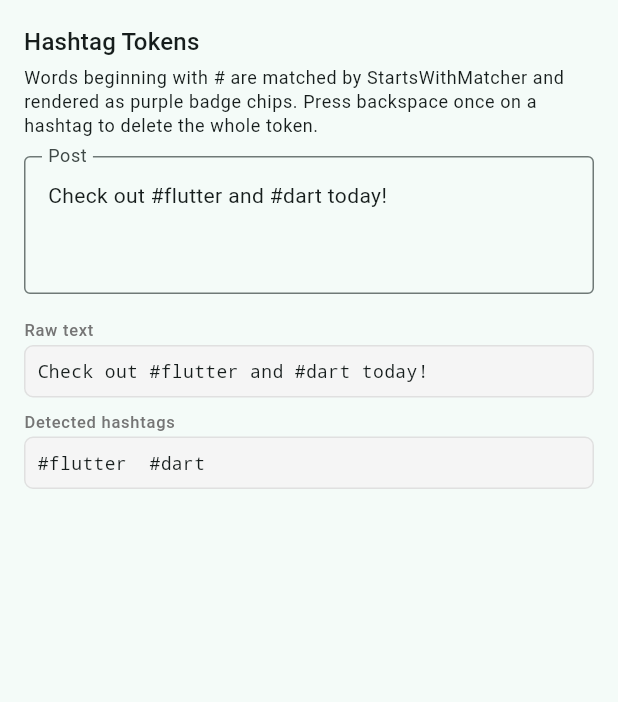
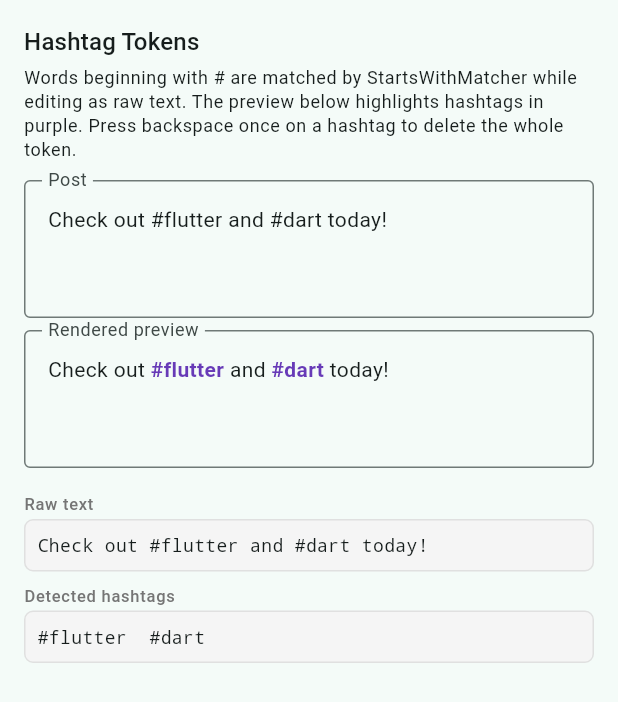
Before and after one commit to nombrekeff/super_field, a Flutter app: the HashtagScreen screen opened directly, on a phone screen of 412 x 824 dp. Shown: the top 702 px of the screen. Run offline on Flutter 3.47's test engine with Material 3 defaults, Android fonts, the phone set to English and light mode, and no system bars.

Commit message:
fix(example): clarify editable markup and add rendered previews
Co-authored-by: nombrekeff <17043260+nombrekeff@users.noreply.github.com>

```diff
--- a/example/lib/screens/hashtag_screen.dart
+++ b/example/lib/screens/hashtag_screen.dart
@@ -6,7 +6,8 @@ import '../widgets/demo_widgets.dart';
 
 /// Demonstrates [StartsWithMatcher] with hashtag tokens:
 ///
-/// - Words starting with `#` are highlighted as purple chips.
+/// - The editor keeps hashtags as plain text while typing.
+/// - The read-only preview below highlights hashtags in purple.
 /// - Atomic deletion removes the entire chip with one backspace.
 class HashtagScreen extends StatefulWidget {
   const HashtagScreen({super.key});
@@ -45,8 +46,9 @@ class _HashtagScreenState extends State<HashtagScreen> {
               title: 'Hashtag Tokens',
               description:
                   'Words beginning with # are matched by StartsWithMatcher '
-                  'and rendered as purple badge chips. '
-                  'Press backspace once on a hashtag to delete the whole token.',
+                  'while editing as raw text. The preview below highlights '
+                  'hashtags in purple. Press backspace once on a hashtag '
+                  'to delete the whole token.',
             ),
             const SizedBox(height: 12),
             TokenizedTextField(
@@ -58,6 +60,16 @@ class _HashtagScreenState extends State<HashtagScreen> {
               ),
               maxLines: 3,
               onChanged: (_) => setState(() {}),
+            ),
+            const SizedBox(height: 8),
+            TokenizedTextField(
+              controller: _controller,
+              readOnly: true,
+              decoration: const InputDecoration(
+                border: OutlineInputBorder(),
+                labelText: 'Rendered preview',
+              ),
+              maxLines: 3,
             ),
             const SizedBox(height: 16),
             OutputCard(
--- a/example/lib/screens/mention_screen.dart
+++ b/example/lib/screens/mention_screen.dart
@@ -20,7 +20,8 @@ const _users = [
 ///
 /// - Type `@` followed by a name fragment to trigger the suggestion overlay.
 /// - Tap a suggestion to insert the fully-formed `<@id|Name>` markup token.
-/// - The field shows a chip for each mention.
+/// - The editor stores/displays raw markup while typing.
+/// - The read-only preview below renders mentions as chips.
 /// - "Plain text" output strips hidden markup to a human-readable string.
 class MentionScreen extends StatefulWidget {
   const MentionScreen({super.key});
@@ -83,9 +84,10 @@ class _MentionScreenState extends State<MentionScreen> {
               title: 'Mention Tokens',
               description:
                   'Type @ followed by a name to trigger autocomplete. '
-                  'Mentions use the hidden markup syntax <@id|Label> '
-                  'and render as chips. A single backspace deletes the '
-                  'entire chip (atomic deletion).',
+                  'Mentions use the hidden markup syntax <@id|Label>. '
+                  'The editor shows raw markup while typing, and the '
+                  'preview below renders mention chips. A single '
+                  'backspace deletes the entire mention token.',
             ),
             const SizedBox(height: 12),
             TokenizedTextField(
@@ -96,6 +98,16 @@ class _MentionScreenState extends State<MentionScreen> {
                 labelText: 'Message',
               ),
               onChanged: (_) => setState(() {}),
+            ),
+            const SizedBox(height: 8),
+            TokenizedTextField(
+              controller: _controller,
+              readOnly: true,
+              decoration: const InputDecoration(
+                border: OutlineInputBorder(),
+                labelText: 'Rendered preview',
+              ),
+              maxLines: 3,
             ),
             if (_autocomplete.isActive && _suggestions.isNotEmpty) ...[
               const SizedBox(height: 4),
```
Also changed, not shown: 1 other file.
